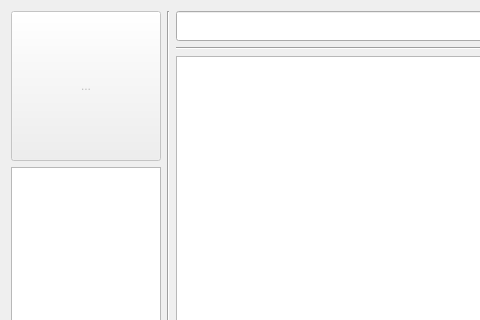
Qt form mainwindow.ui (youusername/magnet_qt) before a commit; both pictures show x 0 to 480 and y 0 to 320 of the 750 by 520 pixel window.
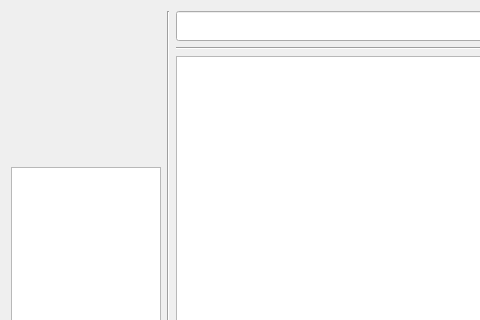
The same form after that commit. Icons and pictures are not drawn. Custom widgets are drawn as their Qt base class.

Commit message: 1.添加icon 2.添加自动更新库

What changed in the file:
```diff
--- a/mainwindow.ui
+++ b/mainwindow.ui
@@ -35,10 +35,7 @@
          <enum>QLayout::SetFixedSize</enum>
         </property>
         <item>
-         <widget class="QToolButton" name="toolButton">
-          <property name="enabled">
-           <bool>false</bool>
-          </property>
+         <widget class="QLabel" name="label_pix">
           <property name="sizePolicy">
            <sizepolicy hsizetype="Expanding" vsizetype="Expanding">
             <horstretch>0</horstretch>
@@ -58,17 +55,7 @@
            </size>
           </property>
           <property name="text">
-           <string>...</string>
-          </property>
-          <property name="icon">
-           <iconset>
-            <normaloff>icon512.png</normaloff>icon512.png</iconset>
-          </property>
-          <property name="iconSize">
-           <size>
-            <width>100</width>
-            <height>100</height>
-           </size>
+           <string/>
           </property>
          </widget>
         </item>
```
The commit also changes 21 other files.
